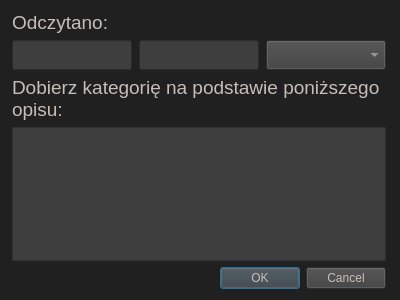
Old version of the form ui/csv_dialog.ui in the repository zuzmej/Wydatkoinator.
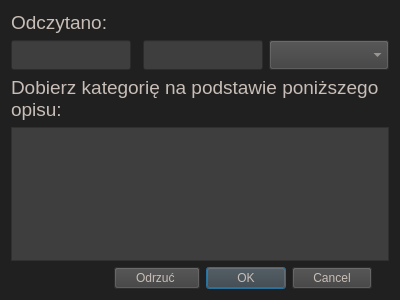
New version of the form.

```diff
--- a/ui/csv_dialog.ui
+++ b/ui/csv_dialog.ui
@@ -41,10 +41,15 @@
 QDialogButtonBox QPushButton {
 	background-color: #3e3e3e;
 	color: #c8beb7
+}
+
+QPushButton {
+	background-color: #3e3e3e;
+	color: #c8beb7
 }</string>
   </property>
   <layout class="QGridLayout" name="gridLayout">
-   <item row="0" column="0" colspan="3">
+   <item row="0" column="0">
     <widget class="QLabel" name="label">
      <property name="font">
       <font>
@@ -56,7 +61,7 @@
      </property>
     </widget>
    </item>
-   <item row="1" column="0">
+   <item row="1" column="0" colspan="2">
     <widget class="QLineEdit" name="date_line_edit">
      <property name="sizePolicy">
       <sizepolicy hsizetype="Fixed" vsizetype="Fixed">
@@ -72,7 +77,7 @@
      </property>
     </widget>
    </item>
-   <item row="1" column="1">
+   <item row="1" column="2" colspan="2">
     <widget class="QLineEdit" name="amount_line_edit">
      <property name="sizePolicy">
       <sizepolicy hsizetype="Fixed" vsizetype="Fixed">
@@ -88,7 +93,7 @@
      </property>
     </widget>
    </item>
-   <item row="1" column="2">
+   <item row="1" column="4">
     <widget class="QComboBox" name="category_combobox">
      <property name="sizePolicy">
       <sizepolicy hsizetype="Fixed" vsizetype="Fixed">
@@ -104,7 +109,7 @@
      </property>
     </widget>
    </item>
-   <item row="2" column="0" colspan="3">
+   <item row="2" column="0" colspan="5">
     <widget class="QLabel" name="label_2">
      <property name="font">
       <font>
@@ -119,7 +124,7 @@
      </property>
     </widget>
    </item>
-   <item row="3" column="0" colspan="3">
+   <item row="3" column="0" colspan="5">
     <widget class="QPlainTextEdit" name="description_text_edit">
      <property name="font">
       <font>
@@ -128,8 +133,14 @@
      </property>
     </widget>
    </item>
-   <item row="4" column="0" colspan="3">
+   <item row="4" column="3" colspan="2">
     <widget class="QDialogButtonBox" name="buttonBox">
+     <property name="sizePolicy">
+      <sizepolicy hsizetype="Fixed" vsizetype="Fixed">
+       <horstretch>0</horstretch>
+       <verstretch>0</verstretch>
+      </sizepolicy>
+     </property>
      <property name="orientation">
       <enum>Qt::Horizontal</enum>
      </property>
@@ -138,6 +149,13 @@
      </property>
     </widget>
    </item>
+   <item row="4" column="1" colspan="2">
+    <widget class="QPushButton" name="reject_button">
+     <property name="text">
+      <string>Odrzuć </string>
+     </property>
+    </widget>
+   </item>
   </layout>
  </widget>
  <resources/>
```
